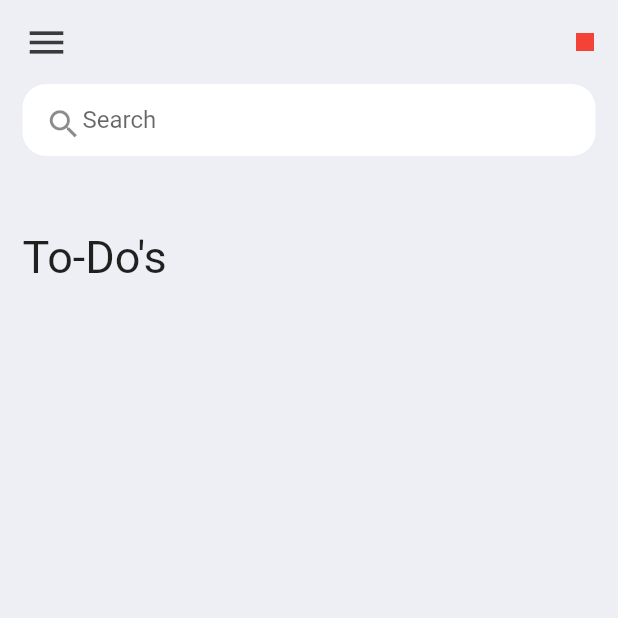
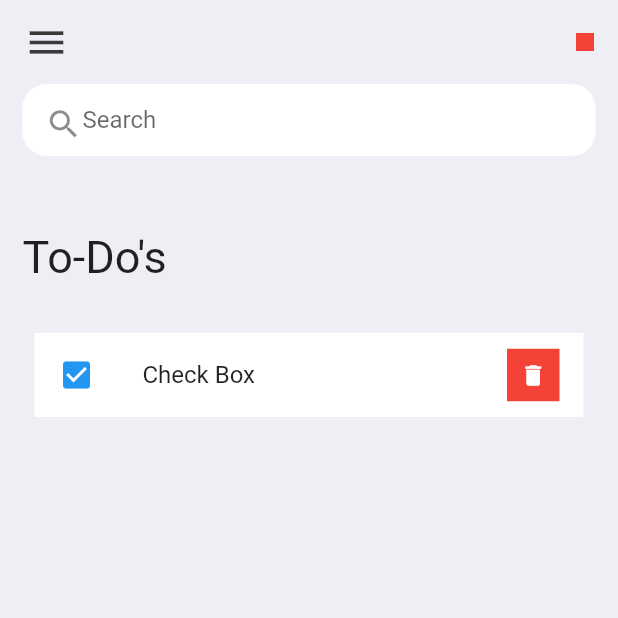
Before and after one commit to seabeePraveen/ToDo-Flutter-App, a Flutter app: the screen it shows after launch, on a phone screen of 412 x 824 dp, the top half of it. Run offline on Flutter 3.47's test engine with Material 2 defaults, Android fonts, the phone set to English and light mode, and no system bars.

Commit message:
item created

```diff
--- a/lib/main.dart
+++ b/lib/main.dart
@@ -91,7 +91,36 @@ class HomePage extends StatelessWidget {
                         fontSize: 30,
                       ),
                     ),
-                  )
+                  ),
+                  Container(
+                    margin: EdgeInsets.all(8),
+                    decoration: const BoxDecoration(
+                      color: Colors.white,
+                    ),
+                    child: ListTile(
+                      onTap: () {},
+                      shape: RoundedRectangleBorder(
+                        borderRadius: BorderRadius.circular(20),
+                      ),
+                      tileColor: Colors.white,
+                      leading: const Icon(
+                        Icons.check_box,
+                        color: Colors.blue,
+                      ),
+                      title: const Text("Check Box"),
+                      trailing: Container(
+                        height: 35,
+                        width: 35,
+                        color: Colors.red,
+                        child: IconButton(
+                          onPressed: () {},
+                          color: Colors.white,
+                          icon: const Icon(Icons.delete),
+                          iconSize: 18,
+                        ),
+                      ),
+                    ),
+                  ),
                 ],
               ),
             ),
```
Also changed, not shown: lib/model.dart (added).
